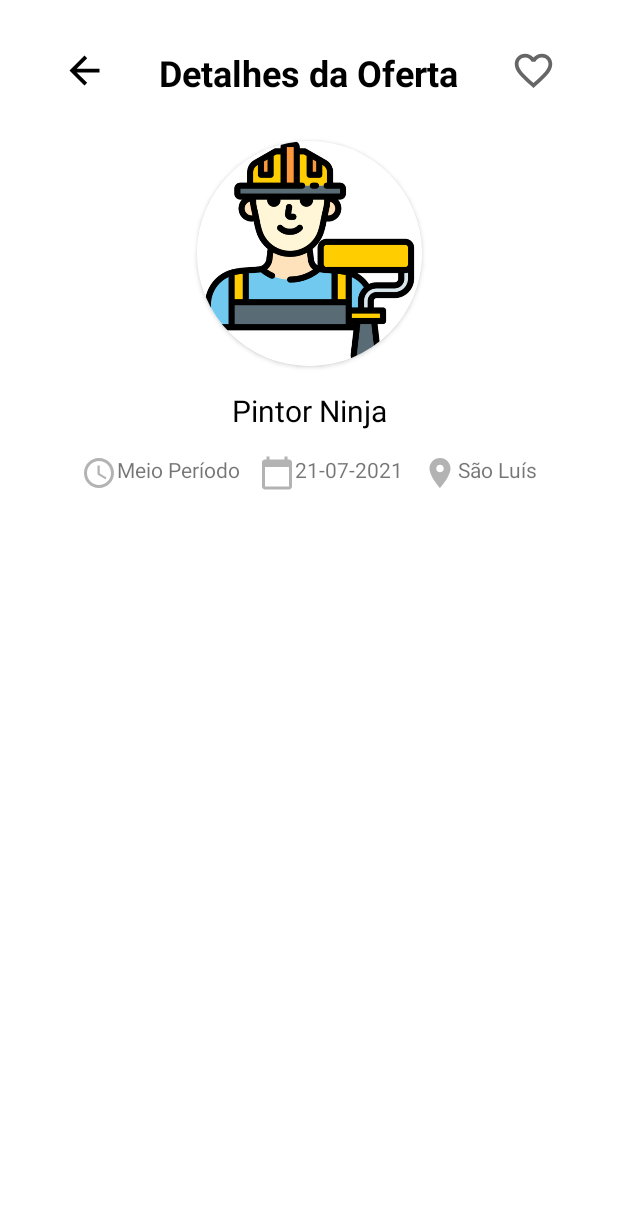
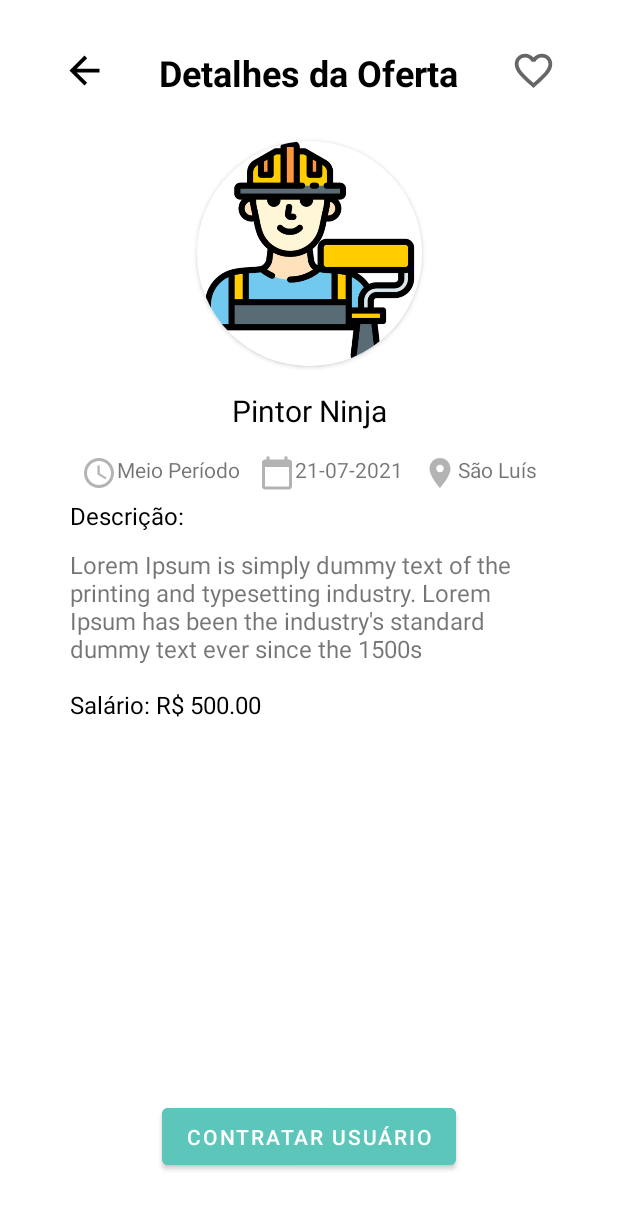
Before and after one commit to Felipeecp/JobsApp, an Android app: the DetalheOfertaActivity screen opened directly, with no data from a screen before it, on a phone screen of 412 x 824 dp. Shown: the top 1209 px of the screen. Run offline under Robolectric (Android 15) with nearby library versions, the phone set to English and light mode, and no system bars.

Commit message:
Adicionado tela de detalhe e Contratar

```diff
--- a/app/src/main/java/com/luiz/jobsapp/activity/DetalheOfertaActivity.java
+++ b/app/src/main/java/com/luiz/jobsapp/activity/DetalheOfertaActivity.java
@@ -12,5 +12,7 @@ public class DetalheOfertaActivity extends AppCompatActivity {
     protected void onCreate(Bundle savedInstanceState) {
         super.onCreate(savedInstanceState);
         setContentView(R.layout.activity_detalhe_oferta);
+
+
     }
 }
--- a/app/src/main/res/layout/activity_detalhe_oferta.xml
+++ b/app/src/main/res/layout/activity_detalhe_oferta.xml
@@ -4,7 +4,8 @@
     xmlns:tools="http://schemas.android.com/tools"
     android:layout_width="match_parent"
     android:layout_height="match_parent"
-    tools:context=".activity.DetalheOfertaActivity">
+    tools:context=".activity.DetalheOfertaActivity"
+    >
 
     <ImageView
         android:id="@+id/backOferta"
@@ -56,8 +57,6 @@
             android:src="@drawable/pintor" />
     </androidx.cardview.widget.CardView>
 
-
-
     <TextView
         android:id="@+id/titulo_detalhe_oferta"
         android:layout_width="wrap_content"
@@ -107,93 +106,60 @@
         app:layout_constraintEnd_toStartOf="@id/guideline6Descricao2"
          />
 
-    <!--
+
     <TextView
-        android:id="@+id/txtv_data"
+        android:id="@+id/txtDescricao"
         android:layout_width="wrap_content"
         android:layout_height="wrap_content"
-        android:layout_marginTop="16dp"
-        android:text="18/08/2021"
-        app:layout_constraintEnd_toStartOf="@id/txtv_local"
-        app:layout_constraintStart_toEndOf="@id/txtv_tempo"
-        app:layout_constraintTop_toBottomOf="@id/titulo_detalhe_oferta" />
+        android:padding="5dp"
+        android:text="Descrição: "
+        android:textColor="@color/black"
+        android:textSize="16sp"
+        app:layout_constraintStart_toEndOf="@id/guideline6Descricao"
+        app:layout_constraintTop_toBottomOf="@id/txtv_local" />
 
     <TextView
-        android:id="@+id/txtv_local"
-        android:layout_width="wrap_content"
+        android:id="@+id/descricao_oferta"
+        android:layout_width="0dp"
         android:layout_height="wrap_content"
-        android:layout_marginTop="16dp"
-        android:text="Local"
-        app:layout_constraintEnd_toEndOf="parent"
-        app:layout_constraintStart_toEndOf="@id/txtv_data"
-        app:layout_constraintTop_toBottomOf="@id/titulo_detalhe_oferta" />
+        android:textAlignment="gravity"
+        android:layout_margin="5dp"
+        android:text="Lorem Ipsum is simply dummy text of the printing and typesetting industry. Lorem Ipsum has been the industry's standard dummy text ever since the 1500s "
+        android:textSize="16sp"
+        app:layout_constraintEnd_toStartOf="@id/guideline6Descricao2"
+        app:layout_constraintStart_toEndOf="@id/guideline6Descricao"
+        app:layout_constraintTop_toBottomOf="@id/txtDescricao" />
 
     <TextView
-        android:id="@+id/txtv_detalhes"
+        android:id="@+id/salario_oferta"
+        android:layout_width="0dp"
+        android:layout_height="wrap_content"
+        android:textAlignment="gravity"
+        android:paddingTop="10dp"
+        android:layout_margin="5dp"
+        android:text="Salário: R$ 500.00"
+        android:textSize="16sp"
+        android:textColor="@color/black"
+        app:layout_constraintEnd_toStartOf="@id/guideline6Descricao2"
+        app:layout_constraintStart_toEndOf="@id/guideline6Descricao"
+        app:layout_constraintTop_toBottomOf="@id/descricao_oferta" />
+
+    <Button
+        android:id="@+id/btn_canditatar"
         android:layout_width="wrap_content"
-        android:layout_height="wrap_content"
-        android:layout_marginStart="16dp"
-        android:layout_marginTop="28dp"
-        android:text="Detalhes"
-        android:textStyle="bold"
-        app:layout_constraintStart_toStartOf="parent"
-        app:layout_constraintTop_toBottomOf="@id/txtv_tempo" />
-
-
-    <TextView
-        android:id="@+id/txtv_salario_detalhes"
-        android:layout_width="wrap_content"
-        android:layout_height="wrap_content"
-        android:layout_marginStart="40dp"
-        android:layout_marginTop="32dp"
-        android:text="@string/txt_itemServico_salario"
-        android:textSize="16sp"
-        android:textStyle="bold"
-        app:layout_constraintStart_toStartOf="parent"
-        app:layout_constraintTop_toBottomOf="@id/txtv_detalhes" />
+        android:layout_height="50dp"
+        android:layout_marginTop="24dp"
+        android:backgroundTint="#5CC6BA"
+        android:text="@string/txt_contratar_usuario"
+        app:layout_constraintBottom_toTopOf="@+id/guideline6Descricao4"
+        app:layout_constraintEnd_toStartOf="@id/guideline6Descricao2"
+        app:layout_constraintHorizontal_bias="0.5"
+        app:layout_constraintStart_toEndOf="@id/guideline6Descricao" />
 
 
 
-    <TextView
-        android:id="@+id/txtv_salario_valor_detalhes"
-        android:layout_width="wrap_content"
-        android:layout_height="wrap_content"
-        android:layout_marginStart="8dp"
-        android:text="@string/txt_itemServico_valorSalario"
-        android:textSize="16sp"
-        app:layout_constraintBottom_toBottomOf="@id/txtv_salario_detalhes"
-        app:layout_constraintStart_toEndOf="@id/txtv_salario_detalhes"
-        app:layout_constraintTop_toTopOf="@id/txtv_salario_detalhes" />
+    <!-- Guide Lines -->
 
-    <TextView
-        android:id="@+id/txtv_vagas_detalhes"
-        android:layout_width="wrap_content"
-        android:layout_height="wrap_content"
-        android:layout_marginStart="40dp"
-        android:layout_marginTop="8dp"
-        android:text="@string/txt_itemServico_vagas"
-        android:textSize="16sp"
-        android:textStyle="bold"
-        app:layout_constraintStart_toStartOf="parent"
-        app:layout_constraintTop_toBottomOf="@+id/txtv_salario_detalhes" />
-
-    <TextView
-        android:id="@+id/txtv_vagas_valor_detalhes"
-        android:layout_width="wrap_content"
-        android:layout_height="wrap_content"
-        android:layout_marginStart="8dp"
-        android:text="@string/txt_itemServico_valorVagas"
-        android:textSize="16sp"
-        app:layout_constraintBottom_toBottomOf="@+id/txtv_vagas_detalhes"
-        app:layout_constraintStart_toEndOf="@+id/txtv_vagas_detalhes"
-        app:layout_constraintTop_toTopOf="@+id/txtv_vagas_detalhes" />
-
-    <androidx.constraintlayout.widget.Barrier
-        android:id="@+id/barrier2"
-        android:layout_width="wrap_content"
-        android:layout_height="wrap_content"
-        app:barrierDirection="left" />
--->
     <androidx.constraintlayout.widget.Guideline
         android:id="@+id/guideline6Descricao"
         android:layout_width="wrap_content"
```
